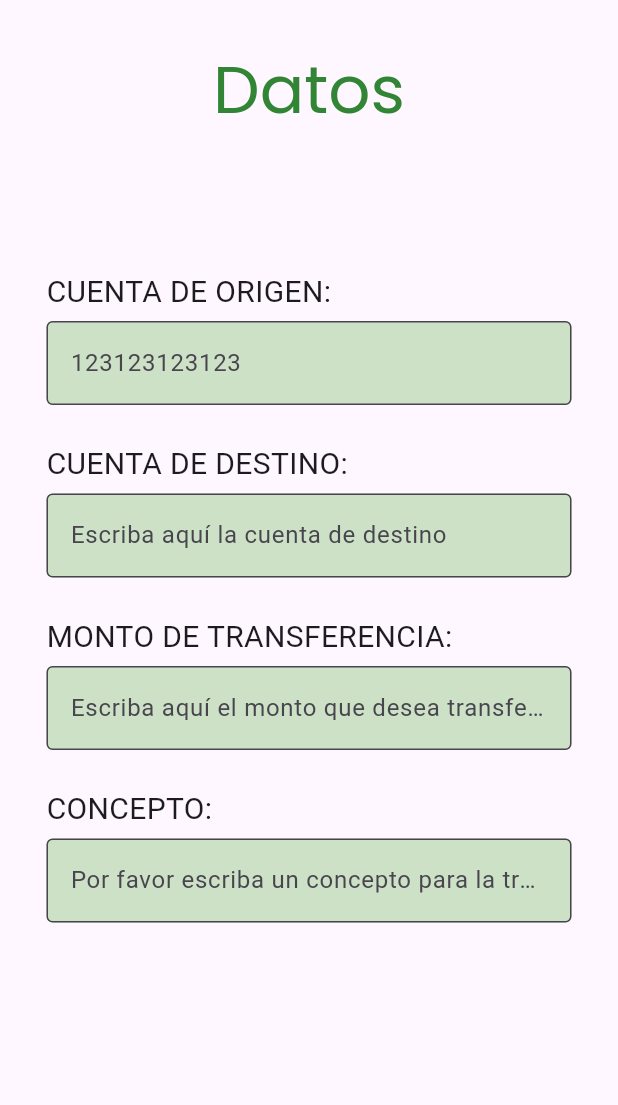
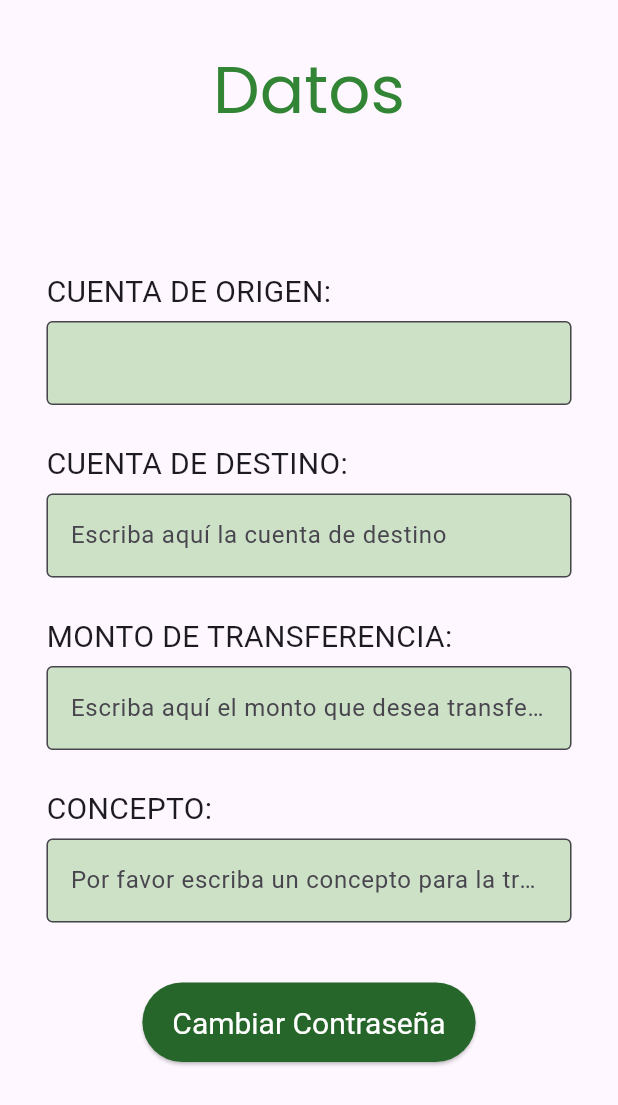
Before and after one commit to JANIER-VSQZ/BankTrust, a Flutter app: the Transferencias screen opened directly with empty values, on a phone screen of 412 x 824 dp. Shown: the top 1105 px of the screen. Run offline on Flutter 3.47's test engine with Material 3 defaults, Android fonts, the phone set to English and light mode, and no system bars; our stand-ins replace curved_navigation_bar, google_fonts.

Commit message:
transferencias

```diff
--- a/lib/screen/transferencias.dart
+++ b/lib/screen/transferencias.dart
@@ -11,13 +11,48 @@ class Transferencias extends StatefulWidget {
 }
 
 class _TransferenciasState extends State<Transferencias> {
-  late TextEditingController cuentaController;
-  final TextEditingController contrasenaController = TextEditingController();
+  late TextEditingController cuentaOrigen = TextEditingController(
+    text: widget.cuenta,
+  );
+  late TextEditingController cuentaDestino = TextEditingController();
+  late TextEditingController monto = TextEditingController();
+  late TextEditingController concepto = TextEditingController();
 
   @override
   void initState() {
     super.initState();
-    cuentaController = TextEditingController(text: widget.cuenta);
+    cuentaDestino = TextEditingController(text: widget.cuenta);
+  }
+
+  void mtd_transferencia() {
+    String vrCuentaDestino = cuentaDestino.text;
+    String vrMonto = monto.text;
+    String vrConcepto = concepto.text;
+
+    if (vrCuentaDestino.isEmpty) {
+      ScaffoldMessenger.of(context).showSnackBar(
+        const SnackBar(content: Text('Por favor escriba la cuenta de destino')),
+      );
+    } else if (vrMonto.isEmpty) {
+      ScaffoldMessenger.of(context).showSnackBar(
+        const SnackBar(
+          content: Text('Por favor escriba el monto a transferir'),
+        ),
+      );
+    } else if (vrConcepto.isEmpty) {
+      ScaffoldMessenger.of(context).showSnackBar(
+        const SnackBar(
+          content: Text(
+            'Por favor escriba un pequeño concepto para la transacción',
+          ),
+        ),
+      );
+    } else {
+      ScaffoldMessenger.of(context).showSnackBar(
+        const SnackBar(content: Text('La transferencia ha sido exitosa!')),
+      );
+      Navigator.pop(context);
+    }
   }
 
   // void recuperarContrasena() {
@@ -73,9 +108,9 @@ class _TransferenciasState extends State<Transferencias> {
                 const Text("CUENTA DE ORIGEN:", style: TextStyle(fontSize: 20)),
                 const SizedBox(height: 5),
                 TextField(
-                  controller: cuentaController,
+                  controller: cuentaOrigen,
                   decoration: const InputDecoration(
-                    labelText: "123123123123",
+                    // labelText: "Cuenta de origen",
                     border: OutlineInputBorder(),
                     filled: true,
                     fillColor: Color(0xFFcce1c6),
@@ -88,7 +123,7 @@ class _TransferenciasState extends State<Transferencias> {
                 ),
                 const SizedBox(height: 5),
                 TextField(
-                  controller: contrasenaController,
+                  controller: cuentaDestino,
                   obscureText: true,
                   decoration: const InputDecoration(
                     labelText: "Escriba aquí la cuenta de destino",
@@ -104,7 +139,7 @@ class _TransferenciasState extends State<Transferencias> {
                 ),
                 const SizedBox(height: 5),
                 TextField(
-                  controller: contrasenaController,
+                  controller: monto,
                   obscureText: true,
                   decoration: const InputDecoration(
                     labelText: "Escriba aquí el monto que desea transferir",
@@ -117,7 +152,7 @@ class _TransferenciasState extends State<Transferencias> {
                 const Text("CONCEPTO:", style: TextStyle(fontSize: 20)),
                 const SizedBox(height: 5),
                 TextField(
-                  controller: contrasenaController,
+                  controller: concepto,
                   obscureText: true,
                   decoration: const InputDecoration(
                     labelText:
@@ -125,6 +160,22 @@ class _TransferenciasState extends State<Transferencias> {
                     border: OutlineInputBorder(),
                     filled: true,
                     fillColor: Color(0xFFcce1c6),
+                  ),
+                ),
+                const SizedBox(height: 40),
+                Center(
+                  child: ElevatedButton(
+                    onPressed: mtd_transferencia,
+                    style: ElevatedButton.styleFrom(
+                      backgroundColor: const Color(0xFF27662A),
+                      foregroundColor: Colors.white,
+                      textStyle: const TextStyle(fontSize: 20),
+                      padding: const EdgeInsets.symmetric(
+                        horizontal: 20,
+                        vertical: 15,
+                      ),
+                    ),
+                    child: const Text("Cambiar Contraseña"),
                   ),
                 ),
               ],
```
Also changed, not shown: 1 other file.
